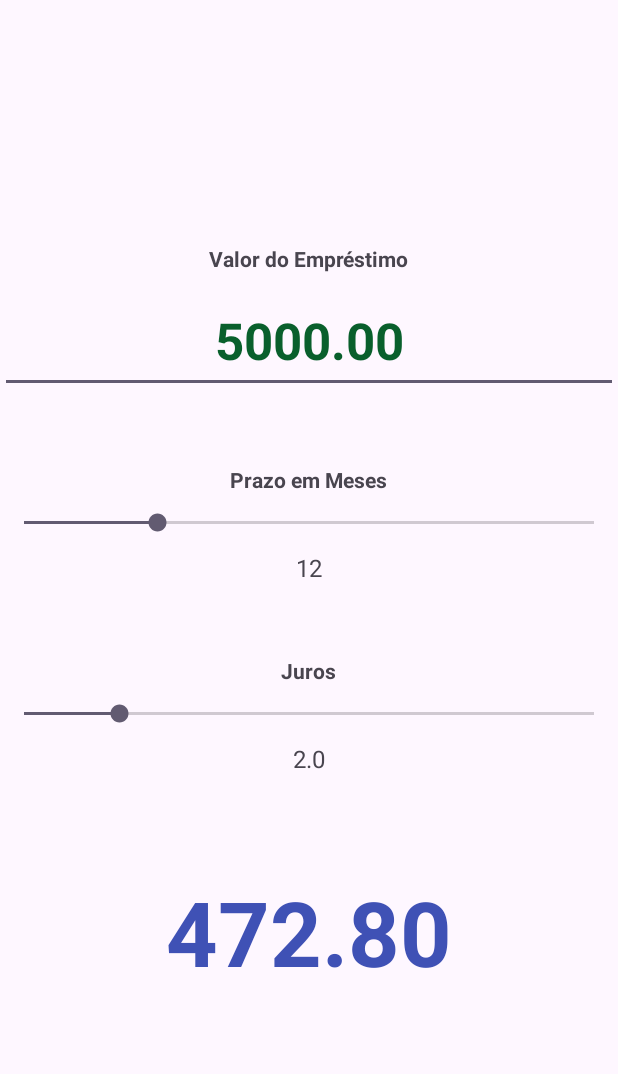
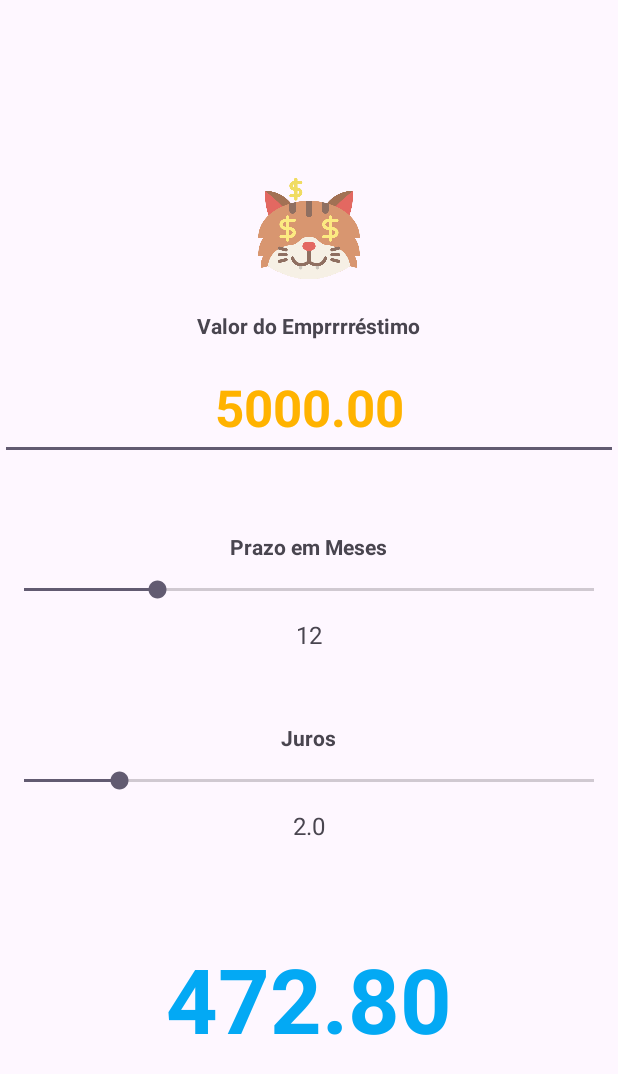
Before and after one commit to EllaaManu/SeraSa-rdinha, an Android app: the MainActivity screen opened directly, with no data from a screen before it, on a phone screen of 412 x 824 dp. Shown: the top 1074 px of the screen. Run offline under Robolectric (Android 15) with nearby library versions, the phone set to English and light mode, and no system bars; Roboto replaces fonts that are not available here.

Commit message:
Style(main): Adição de gatinhos na activity_main

```diff
--- a/app/src/main/res/layout/activity_main.xml
+++ b/app/src/main/res/layout/activity_main.xml
@@ -10,12 +10,19 @@
     android:padding="20dp"
     tools:context=".MainActivity">
 
+    <ImageView
+        android:id="@+id/imageView2"
+        android:layout_width="253dp"
+        android:layout_height="70dp"
+        android:layout_marginBottom="20dp"
+        app:srcCompat="@drawable/catmoney" />
+
     <TextView
         android:id="@+id/textView"
         android:layout_width="wrap_content"
         android:layout_height="wrap_content"
         android:layout_marginBottom="10dp"
-        android:text="Valor do Empréstimo"
+        android:text="Valor do Emprrrréstimo"
         android:textStyle="bold" />
 
     <EditText
@@ -30,7 +37,7 @@
         android:shadowColor="#3F51B5"
         android:text="0.00"
         android:textAlignment="center"
-        android:textColor="#095F2C"
+        android:textColor="#FFB300"
         android:textSize="34sp"
         android:textStyle="bold" />
 
@@ -90,7 +97,7 @@
         android:layout_height="wrap_content"
         android:layout_marginTop="64dp"
         android:text="0.00"
-        android:textColor="#3F51B5"
+        android:textColor="#03A9F4"
         android:textSize="60sp"
         android:textStyle="bold" />
 
```
Also changed, not shown: app/src/main/res/drawable-nodpi/catmoney.png (added).
